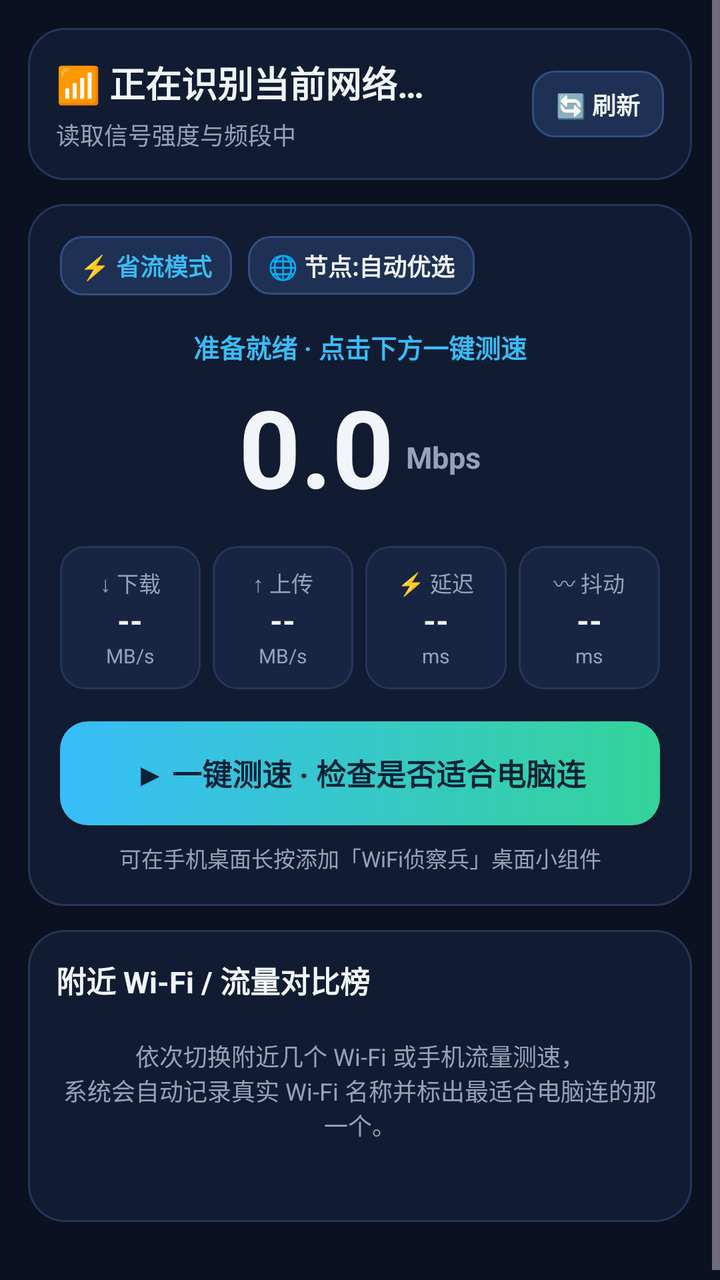
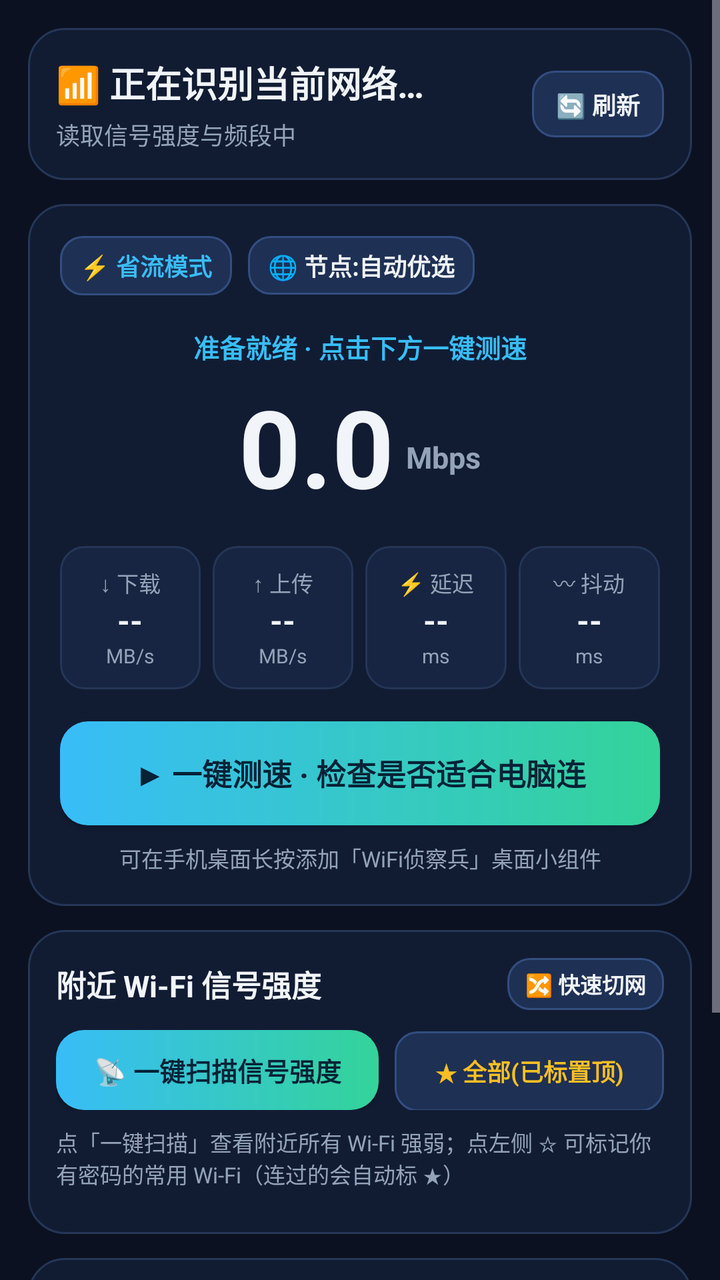

The first picture is an Android layout as it rendered before a commit; the second is the same layout after the commit. The layout source and the unified diff follow.
<!-- AndroidManifest.xml: application theme Theme.WifiScout -->
<!-- res/layout/activity_main.xml -->
<?xml version="1.0" encoding="utf-8"?>
<ScrollView xmlns:android="http://schemas.android.com/apk/res/android"
    android:layout_width="match_parent"
    android:layout_height="match_parent"
    android:background="@color/bg_dark"
    android:fillViewport="true">

    <LinearLayout
        android:layout_width="match_parent"
        android:layout_height="wrap_content"
        android:orientation="vertical"
        android:padding="14dp">

        
        <LinearLayout
            android:layout_width="match_parent"
            android:layout_height="wrap_content"
            android:background="@drawable/bg_card"
            android:gravity="center_vertical"
            android:orientation="horizontal"
            android:padding="14dp">

            <LinearLayout
                android:layout_width="0dp"
                android:layout_height="wrap_content"
                android:layout_weight="1"
                android:orientation="vertical">

                <TextView
                    android:id="@+id/tvNetworkTitle"
                    android:layout_width="match_parent"
                    android:layout_height="wrap_content"
                    android:ellipsize="end"
                    android:maxLines="1"
                    android:text="📶 正在识别当前网络…"
                    android:textColor="@color/text_primary"
                    android:textSize="18sp"
                    android:textStyle="bold" />

                <TextView
                    android:id="@+id/tvNetworkDetail"
                    android:layout_width="match_parent"
                    android:layout_height="wrap_content"
                    android:layout_marginTop="4dp"
                    android:text="读取信号强度与频段中"
                    android:textColor="@color/text_muted"
                    android:textSize="12sp" />
            </LinearLayout>

            <TextView
                android:id="@+id/btnRefreshNet"
                android:layout_width="wrap_content"
                android:layout_height="wrap_content"
                android:layout_marginStart="8dp"
                android:background="@drawable/bg_btn_secondary"
                android:paddingHorizontal="12dp"
                android:paddingVertical="8dp"
                android:text="🔄 刷新"
                android:textColor="@color/text_primary"
                android:textSize="12sp"
                android:textStyle="bold" />
        </LinearLayout>

        
        <LinearLayout
            android:id="@+id/permissionBanner"
            android:layout_width="match_parent"
            android:layout_height="wrap_content"
            android:layout_marginTop="10dp"
            android:background="@drawable/bg_card"
            android:orientation="vertical"
            android:padding="12dp"
            android:visibility="gone">

            <TextView
                android:id="@+id/tvPermissionReason"
                android:layout_width="match_parent"
                android:layout_height="wrap_content"
                android:text="授予位置权限以直接显示 Wi-Fi 名称"
                android:textColor="@color/accent_amber"
                android:textSize="12sp" />

            <androidx.appcompat.widget.AppCompatButton
                android:id="@+id/btnFixPermission"
                android:layout_width="match_parent"
                android:layout_height="40dp"
                android:layout_marginTop="8dp"
                android:background="@drawable/bg_btn_secondary"
                android:text="一键授权显示 Wi-Fi 名称"
                android:textAllCaps="false"
                android:textColor="@color/accent_sky"
                android:textSize="13sp"
                android:textStyle="bold" />
        </LinearLayout>

        
        <LinearLayout
            android:layout_width="match_parent"
            android:layout_height="wrap_content"
            android:layout_marginTop="12dp"
            android:background="@drawable/bg_card"
            android:orientation="vertical"
            android:padding="16dp">

            <LinearLayout
                android:layout_width="match_parent"
                android:layout_height="wrap_content"
                android:gravity="center_vertical"
                android:orientation="horizontal">

                <TextView
                    android:id="@+id/btnModeToggle"
                    android:layout_width="wrap_content"
                    android:layout_height="wrap_content"
                    android:background="@drawable/bg_btn_secondary"
                    android:paddingHorizontal="10dp"
                    android:paddingVertical="6dp"
                    android:text="⚡ 省流模式"
                    android:textColor="@color/accent_sky"
                    android:textSize="12sp"
                    android:textStyle="bold" />

                <View
                    android:layout_width="8dp"
                    android:layout_height="1dp" />

                <TextView
                    android:id="@+id/btnNodeToggle"
                    android:layout_width="wrap_content"
                    android:layout_height="wrap_content"
                    android:background="@drawable/bg_btn_secondary"
                    android:paddingHorizontal="10dp"
                    android:paddingVertical="6dp"
                    android:text="🌐 节点:自动优选"
                    android:textColor="@color/text_primary"
                    android:textSize="12sp"
                    android:textStyle="bold" />
            </LinearLayout>

            <TextView
                android:id="@+id/tvPhase"
                android:layout_width="match_parent"
                android:layout_height="wrap_content"
                android:layout_marginTop="16dp"
                android:gravity="center"
                android:text="准备就绪 · 点击下方一键测速"
                android:textColor="@color/accent_sky"
                android:textSize="13sp"
                android:textStyle="bold" />

            <LinearLayout
                android:layout_width="match_parent"
                android:layout_height="wrap_content"
                android:layout_marginTop="4dp"
                android:gravity="center|bottom"
                android:orientation="horizontal">

                <TextView
                    android:id="@+id/tvLiveSpeed"
                    android:layout_width="wrap_content"
                    android:layout_height="wrap_content"
                    android:text="0.0"
                    android:textColor="@color/text_primary"
                    android:textSize="54sp"
                    android:textStyle="bold" />

                <TextView
                    android:layout_width="wrap_content"
                    android:layout_height="wrap_content"
                    android:layout_marginStart="6dp"
                    android:layout_marginBottom="10dp"
                    android:text="Mbps"
                    android:textColor="@color/text_muted"
                    android:textSize="15sp"
                    android:textStyle="bold" />
            </LinearLayout>

            
            <LinearLayout
                android:layout_width="match_parent"
                android:layout_height="wrap_content"
                android:layout_marginTop="14dp"
                android:orientation="horizontal">

                <LinearLayout
                    android:layout_width="0dp"
                    android:layout_height="wrap_content"
                    android:layout_marginEnd="6dp"
                    android:layout_weight="1"
                    android:background="@drawable/bg_tile"
                    android:gravity="center"
                    android:orientation="vertical"
                    android:paddingVertical="10dp">

                    <TextView
                        android:layout_width="wrap_content"
                        android:layout_height="wrap_content"
                        android:text="↓ 下载"
                        android:textColor="@color/text_muted"
                        android:textSize="11sp" />

                    <TextView
                        android:id="@+id/tvDown"
                        android:layout_width="wrap_content"
                        android:layout_height="wrap_content"
                        android:text="--"
                        android:textColor="@color/text_primary"
                        android:textSize="16sp"
                        android:textStyle="bold" />

                    <TextView
                        android:id="@+id/tvDownSub"
                        android:layout_width="wrap_content"
                        android:layout_height="wrap_content"
                        android:text="MB/s"
                        android:textColor="@color/text_muted"
                        android:textSize="10sp" />
                </LinearLayout>

                <LinearLayout
                    android:layout_width="0dp"
                    android:layout_height="wrap_content"
                    android:layout_marginEnd="6dp"
                    android:layout_weight="1"
                    android:background="@drawable/bg_tile"
                    android:gravity="center"
                    android:orientation="vertical"
                    android:paddingVertical="10dp">

                    <TextView
                        android:layout_width="wrap_content"
                        android:layout_height="wrap_content"
                        android:text="↑ 上传"
                        android:textColor="@color/text_muted"
                        android:textSize="11sp" />

                    <TextView
                        android:id="@+id/tvUp"
                        android:layout_width="wrap_content"
                        android:layout_height="wrap_content"
                        android:text="--"
                        android:textColor="@color/text_primary"
                        android:textSize="16sp"
                        android:textStyle="bold" />

                    <TextView
                        android:id="@+id/tvUpSub"
                        android:layout_width="wrap_content"
                        android:layout_height="wrap_content"
                        android:text="MB/s"
                        android:textColor="@color/text_muted"
                        android:textSize="10sp" />
                </LinearLayout>

                <LinearLayout
                    android:layout_width="0dp"
                    android:layout_height="wrap_content"
                    android:layout_marginEnd="6dp"
                    android:layout_weight="1"
                    android:background="@drawable/bg_tile"
                    android:gravity="center"
                    android:orientation="vertical"
                    android:paddingVertical="10dp">

                    <TextView
                        android:layout_width="wrap_content"
                        android:layout_height="wrap_content"
                        android:text="⚡ 延迟"
                        android:textColor="@color/text_muted"
                        android:textSize="11sp" />

                    <TextView
                        android:id="@+id/tvPing"
                        android:layout_width="wrap_content"
                        android:layout_height="wrap_content"
                        android:text="--"
                        android:textColor="@color/text_primary"
                        android:textSize="16sp"
                        android:textStyle="bold" />

                    <TextView
                        android:layout_width="wrap_content"
                        android:layout_height="wrap_content"
                        android:text="ms"
                        android:textColor="@color/text_muted"
                        android:textSize="10sp" />
                </LinearLayout>

                <LinearLayout
                    android:layout_width="0dp"
                    android:layout_height="wrap_content"
                    android:layout_weight="1"
                    android:background="@drawable/bg_tile"
                    android:gravity="center"
                    android:orientation="vertical"
                    android:paddingVertical="10dp">

                    <TextView
                        android:layout_width="wrap_content"
                        android:layout_height="wrap_content"
                        android:text="〰 抖动"
                        android:textColor="@color/text_muted"
                        android:textSize="11sp" />

                    <TextView
                        android:id="@+id/tvJitter"
                        android:layout_width="wrap_content"
                        android:layout_height="wrap_content"
                        android:text="--"
                        android:textColor="@color/text_primary"
                        android:textSize="16sp"
                        android:textStyle="bold" />

                    <TextView
                        android:layout_width="wrap_content"
                        android:layout_height="wrap_content"
                        android:text="ms"
                        android:textColor="@color/text_muted"
                        android:textSize="10sp" />
                </LinearLayout>
            </LinearLayout>

            <androidx.appcompat.widget.AppCompatButton
                android:id="@+id/btnStartTest"
                android:layout_width="match_parent"
                android:layout_height="52dp"
                android:layout_marginTop="16dp"
                android:background="@drawable/bg_btn_primary"
                android:text="▶ 一键测速 · 检查是否适合电脑连"
                android:textAllCaps="false"
                android:textColor="@color/btn_text_dark"
                android:textSize="15sp"
                android:textStyle="bold" />

            <TextView
                android:id="@+id/tvMetaInfo"
                android:layout_width="match_parent"
                android:layout_height="wrap_content"
                android:layout_marginTop="8dp"
                android:gravity="center"
                android:text="可在手机桌面长按添加「WiFi侦察兵」桌面小组件"
                android:textColor="@color/text_muted"
                android:textSize="11sp" />
        </LinearLayout>

        
        <LinearLayout
            android:id="@+id/verdictCard"
            android:layout_width="match_parent"
            android:layout_height="wrap_content"
            android:layout_marginTop="12dp"
            android:background="@drawable/bg_card"
            android:orientation="vertical"
            android:padding="14dp"
            android:visibility="gone">

            <LinearLayout
                android:layout_width="match_parent"
                android:layout_height="wrap_content"
                android:gravity="center_vertical"
                android:orientation="horizontal">

                <TextView
                    android:id="@+id/tvVerdictTier"
                    android:layout_width="wrap_content"
                    android:layout_height="wrap_content"
                    android:background="@drawable/bg_badge_green"
                    android:paddingHorizontal="10dp"
                    android:paddingVertical="4dp"
                    android:text="S 级推荐"
                    android:textColor="@color/accent_green"
                    android:textSize="12sp"
                    android:textStyle="bold" />

                <View
                    android:layout_width="0dp"
                    android:layout_height="1dp"
                    android:layout_weight="1" />

                <TextView
                    android:id="@+id/tvVerdictScore"
                    android:layout_width="wrap_content"
                    android:layout_height="wrap_content"
                    android:text="95分"
                    android:textColor="@color/accent_green"
                    android:textSize="22sp"
                    android:textStyle="bold" />
            </LinearLayout>

            <TextView
                android:id="@+id/tvVerdictTitle"
                android:layout_width="match_parent"
                android:layout_height="wrap_content"
                android:layout_marginTop="8dp"
                android:text="强烈推荐电脑直接连接！"
                android:textColor="@color/text_primary"
                android:textSize="17sp"
                android:textStyle="bold" />

            <TextView
                android:id="@+id/tvVerdictDesc"
                android:layout_width="match_parent"
                android:layout_height="wrap_content"
                android:layout_marginTop="4dp"
                android:textColor="@color/text_muted"
                android:textSize="13sp" />

            <TextView
                android:id="@+id/tvCapSummary"
                android:layout_width="match_parent"
                android:layout_height="wrap_content"
                android:layout_marginTop="10dp"
                android:background="@drawable/bg_tile"
                android:padding="10dp"
                android:textColor="@color/text_primary"
                android:textSize="12sp" />

            <androidx.appcompat.widget.AppCompatButton
                android:id="@+id/btnCopyReport"
                android:layout_width="match_parent"
                android:layout_height="42dp"
                android:layout_marginTop="10dp"
                android:background="@drawable/bg_btn_secondary"
                android:text="📋 复制测速结论给电脑"
                android:textAllCaps="false"
                android:textColor="@color/text_primary"
                android:textSize="13sp"
                android:textStyle="bold" />
        </LinearLayout>

        
        <LinearLayout
            android:layout_width="match_parent"
            android:layout_height="wrap_content"
            android:layout_marginTop="12dp"
            android:layout_marginBottom="20dp"
            android:background="@drawable/bg_card"
            android:orientation="vertical"
            android:padding="14dp">

            <LinearLayout
                android:layout_width="match_parent"
                android:layout_height="wrap_content"
                android:gravity="center_vertical"
                android:orientation="horizontal">

                <TextView
                    android:layout_width="0dp"
                    android:layout_height="wrap_content"
                    android:layout_weight="1"
                    android:text="附近 Wi-Fi / 流量对比榜"
                    android:textColor="@color/text_primary"
                    android:textSize="15sp"
                    android:textStyle="bold" />

                <TextView
                    android:id="@+id/btnClearHistory"
                    android:layout_width="wrap_content"
                    android:layout_height="wrap_content"
                    android:padding="4dp"
                    android:text="清空"
                    android:textColor="@color/accent_red"
                    android:textSize="13sp"
                    android:visibility="gone" />
            </LinearLayout>

            <TextView
                android:id="@+id/tvBestCallout"
                android:layout_width="match_parent"
                android:layout_height="wrap_content"
                android:layout_marginTop="8dp"
                android:background="@drawable/bg_tile"
                android:padding="10dp"
                android:textColor="@color/accent_green"
                android:textSize="12sp"
                android:visibility="gone" />

            <TextView
                android:id="@+id/tvEmptyHistory"
                android:layout_width="match_parent"
                android:layout_height="wrap_content"
                android:gravity="center"
                android:paddingVertical="18dp"
                android:text="依次切换附近几个 Wi-Fi 或手机流量测速，\n系统会自动记录真实 Wi-Fi 名称并标出最适合电脑连的那一个。"
                android:textColor="@color/text_muted"
                android:textSize="12sp" />

            <LinearLayout
                android:id="@+id/historyContainer"
                android:layout_width="match_parent"
                android:layout_height="wrap_content"
                android:layout_marginTop="8dp"
                android:orientation="vertical" />
        </LinearLayout>

    </LinearLayout>
</ScrollView>
<!-- resources referenced by this layout -->
<resources>
  <color name="accent_amber">#FBBF24</color>
  <color name="accent_green">#34D399</color>
  <color name="accent_red">#F87171</color>
  <color name="accent_sky">#38BDF8</color>
  <color name="bg_dark">#0B1120</color>
  <color name="btn_text_dark">#062236</color>
  <color name="text_muted">#94A3B8</color>
  <color name="text_primary">#F1F5F9</color>
  <!-- drawable bg_badge_green (drawable) -->
  <?xml version="1.0" encoding="utf-8"?>
  <shape xmlns:android="http://schemas.android.com/apk/res/android" android:shape="rectangle">
      <solid android:color="#2634D399" />
      <stroke android:width="1dp" android:color="#6634D399" />
      <corners android:radius="999dp" />
  </shape>
  <!-- drawable bg_btn_primary (drawable) -->
  <?xml version="1.0" encoding="utf-8"?>
  <shape xmlns:android="http://schemas.android.com/apk/res/android" android:shape="rectangle">
      <gradient
          android:angle="0"
          android:startColor="#38BDF8"
          android:endColor="#34D399" />
      <corners android:radius="14dp" />
  </shape>
  <!-- drawable bg_btn_secondary (drawable) -->
  <?xml version="1.0" encoding="utf-8"?>
  <shape xmlns:android="http://schemas.android.com/apk/res/android" android:shape="rectangle">
      <solid android:color="#1E3054" />
      <stroke android:width="1dp" android:color="#334E80" />
      <corners android:radius="11dp" />
  </shape>
  <!-- drawable bg_card (drawable) -->
  <?xml version="1.0" encoding="utf-8"?>
  <shape xmlns:android="http://schemas.android.com/apk/res/android" android:shape="rectangle">
      <solid android:color="@color/bg_card" />
      <stroke android:width="1dp" android:color="@color/border_subtle" />
      <corners android:radius="18dp" />
  </shape>
  <!-- drawable bg_tile (drawable) -->
  <?xml version="1.0" encoding="utf-8"?>
  <shape xmlns:android="http://schemas.android.com/apk/res/android" android:shape="rectangle">
      <solid android:color="@color/bg_elev" />
      <stroke android:width="1dp" android:color="@color/border_subtle" />
      <corners android:radius="12dp" />
  </shape>
  <style name="Theme.WifiScout" parent="Theme.Material3.Dark.NoActionBar">
          <item name="android:statusBarColor">@color/bg_dark</item>
          <item name="android:navigationBarColor">@color/bg_dark</item>
          <item name="android:windowBackground">@color/bg_dark</item>
          <item name="colorPrimary">@color/accent_sky</item>
          <item name="colorSecondary">@color/accent_green</item>
      </style>
  <color name="bg_card">#111C33</color>
  <color name="border_subtle">#253657</color>
  <color name="bg_elev">#172542</color>
</resources>

<!-- the commit's change to res/layout/activity_main.xml (unified diff, before → after) -->
@@ -433,6 +433,92 @@
             android:layout_width="match_parent"
             android:layout_height="wrap_content"
             android:layout_marginTop="12dp"
+            android:background="@drawable/bg_card"
+            android:orientation="vertical"
+            android:padding="14dp">
+
+            <LinearLayout
+                android:layout_width="match_parent"
+                android:layout_height="wrap_content"
+                android:gravity="center_vertical"
+                android:orientation="horizontal">
+
+                <TextView
+                    android:layout_width="0dp"
+                    android:layout_height="wrap_content"
+                    android:layout_weight="1"
+                    android:text="附近 Wi-Fi 信号强度"
+                    android:textColor="@color/text_primary"
+                    android:textSize="15sp"
+                    android:textStyle="bold" />
+
+                <TextView
+                    android:id="@+id/btnSwitchWifiPanel"
+                    android:layout_width="wrap_content"
+                    android:layout_height="wrap_content"
+                    android:background="@drawable/bg_btn_secondary"
+                    android:paddingHorizontal="9dp"
+                    android:paddingVertical="5dp"
+                    android:text="🔀 快速切网"
+                    android:textColor="@color/text_primary"
+                    android:textSize="11sp"
+                    android:textStyle="bold" />
+            </LinearLayout>
+
+            <LinearLayout
+                android:layout_width="match_parent"
+                android:layout_height="wrap_content"
+                android:layout_marginTop="10dp"
+                android:orientation="horizontal">
+
+                <androidx.appcompat.widget.AppCompatButton
+                    android:id="@+id/btnScanWifis"
+                    android:layout_width="0dp"
+                    android:layout_height="40dp"
+                    android:layout_marginEnd="8dp"
+                    android:layout_weight="1.2"
+                    android:background="@drawable/bg_btn_primary"
+                    android:text="📡 一键扫描信号强度"
+                    android:textAllCaps="false"
+                    android:textColor="@color/btn_text_dark"
+                    android:textSize="13sp"
+                    android:textStyle="bold" />
+
+                <TextView
+                    android:id="@+id/btnFilterStarred"
+                    android:layout_width="0dp"
+                    android:layout_height="40dp"
+                    android:layout_weight="1"
+                    android:background="@drawable/bg_btn_secondary"
+                    android:gravity="center"
+                    android:text="★ 全部(已标置顶)"
+                    android:textColor="@color/accent_amber"
+                    android:textSize="12sp"
+                    android:textStyle="bold" />
+            </LinearLayout>
+
+            <TextView
+                android:id="@+id/tvScanStatus"
+                android:layout_width="match_parent"
+                android:layout_height="wrap_content"
+                android:layout_marginTop="8dp"
+                android:text="点「一键扫描」查看附近所有 Wi-Fi 强弱；点左侧 ☆ 可标记你有密码的常用 Wi-Fi（连过的会自动标 ★）"
+                android:textColor="@color/text_muted"
+                android:textSize="11sp" />
+
+            <LinearLayout
+                android:id="@+id/scanListContainer"
+                android:layout_width="match_parent"
+                android:layout_height="wrap_content"
+                android:layout_marginTop="8dp"
+                android:orientation="vertical" />
+        </LinearLayout>
+
+        
+        <LinearLayout
+            android:layout_width="match_parent"
+            android:layout_height="wrap_content"
+            android:layout_marginTop="12dp"
             android:layout_marginBottom="20dp"
             android:background="@drawable/bg_card"
             android:orientation="vertical"
